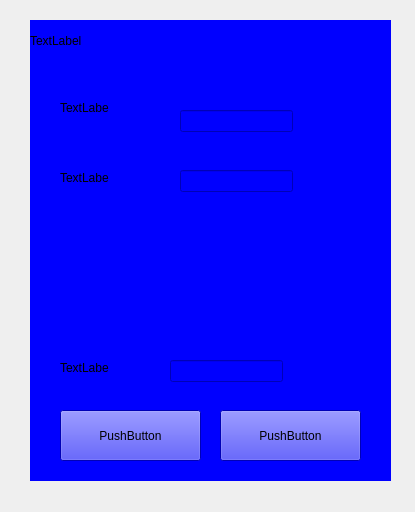
Above: files_ui/login_screen.ui from WendelBarata/Login-Screen before the change. Below: the same form after it.
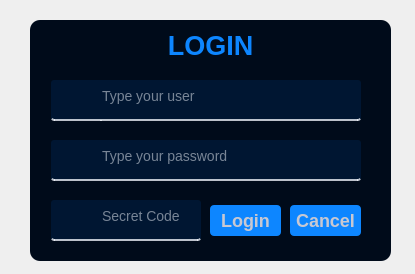
That is the form after the change. Icons and pictures are not drawn.

```diff
--- a/files_ui/login_screen.ui
+++ b/files_ui/login_screen.ui
@@ -7,7 +7,7 @@
     <x>0</x>
     <y>0</y>
     <width>415</width>
-    <height>512</height>
+    <height>274</height>
    </rect>
   </property>
   <property name="windowTitle">
@@ -20,120 +20,273 @@
       <x>30</x>
       <y>20</y>
       <width>361</width>
-      <height>461</height>
+      <height>241</height>
      </rect>
     </property>
     <property name="styleSheet">
-     <string notr="true">background:  blue
-</string>
+     <string notr="true">QWidget#widget {
+background: rgb(0, 11, 26);
+border-radius: 10px;
+}</string>
     </property>
     <widget class="QPushButton" name="btnLogin">
      <property name="geometry">
       <rect>
-       <x>30</x>
-       <y>390</y>
-       <width>141</width>
-       <height>51</height>
+       <x>180</x>
+       <y>185</y>
+       <width>71</width>
+       <height>31</height>
       </rect>
      </property>
+     <property name="font">
+      <font>
+       <pointsize>-1</pointsize>
+       <bold>true</bold>
+      </font>
+     </property>
+     <property name="cursor">
+      <cursorShape>PointingHandCursor</cursorShape>
+     </property>
+     <property name="styleSheet">
+      <string notr="true">background: rgb(13, 134, 255);
+border: none; 
+color: rgb(200, 200, 210);
+font-size: 18px; 
+border-radius: 4px;
+</string>
+     </property>
      <property name="text">
-      <string>PushButton</string>
+      <string>Login</string>
      </property>
     </widget>
     <widget class="QPushButton" name="btnCancel">
      <property name="geometry">
       <rect>
-       <x>190</x>
-       <y>390</y>
-       <width>141</width>
-       <height>51</height>
+       <x>260</x>
+       <y>185</y>
+       <width>71</width>
+       <height>31</height>
       </rect>
      </property>
+     <property name="font">
+      <font>
+       <pointsize>-1</pointsize>
+       <bold>true</bold>
+      </font>
+     </property>
+     <property name="cursor">
+      <cursorShape>PointingHandCursor</cursorShape>
+     </property>
+     <property name="styleSheet">
+      <string notr="true">background: rgb(13, 134, 255);
+border: none; 
+color: rgb(200, 200, 210);
+font-size: 18px; 
+border-radius: 4px;
+</string>
+     </property>
      <property name="text">
-      <string>PushButton</string>
+      <string>Cancel</string>
      </property>
     </widget>
     <widget class="QLabel" name="lbTitle">
      <property name="geometry">
       <rect>
        <x>0</x>
-       <y>0</y>
+       <y>10</y>
        <width>361</width>
        <height>41</height>
       </rect>
      </property>
+     <property name="font">
+      <font>
+       <pointsize>20</pointsize>
+       <bold>true</bold>
+      </font>
+     </property>
+     <property name="styleSheet">
+      <string notr="true">color: rgb(13, 134, 255);
+</string>
+     </property>
      <property name="text">
-      <string>TextLabel</string>
+      <string>LOGIN</string>
+     </property>
+     <property name="alignment">
+      <set>Qt::AlignmentFlag::AlignHCenter|Qt::AlignmentFlag::AlignTop</set>
      </property>
     </widget>
     <widget class="QLabel" name="lbName">
      <property name="geometry">
       <rect>
-       <x>30</x>
-       <y>80</y>
-       <width>49</width>
-       <height>16</height>
+       <x>21</x>
+       <y>60</y>
+       <width>51</width>
+       <height>41</height>
       </rect>
      </property>
+     <property name="styleSheet">
+      <string notr="true">QLabel#lbName {
+	image: url(:/icons_app/user_icon.png);
+    border: none;
+    border-top-left-radius: 3px;
+    border-bottom-left-radius: 3px;
+    border-bottom: 2px solid rgba(240, 244, 250, 200);
+    padding-bottom: 7px;
+    background: rgb(0, 22, 50);
+}</string>
+     </property>
      <property name="text">
-      <string>TextLabel</string>
+      <string/>
      </property>
     </widget>
     <widget class="QLabel" name="lbPassword">
      <property name="geometry">
       <rect>
-       <x>30</x>
-       <y>150</y>
+       <x>21</x>
+       <y>120</y>
        <width>49</width>
-       <height>16</height>
+       <height>41</height>
       </rect>
      </property>
+     <property name="styleSheet">
+      <string notr="true">QLabel#lbPassword {
+    image: url(:/icons_app/password_icon.png);
+    border: none;
+    border-top-left-radius: 3px;
+    border-bottom-left-radius: 3px;
+    border-bottom: 2px solid rgba(240, 244, 250, 200);
+    padding-bottom: 7px;
+    background: rgb(0, 22, 50);
+}</string>
+     </property>
      <property name="text">
-      <string>TextLabel</string>
+      <string/>
      </property>
     </widget>
     <widget class="QLabel" name="lbSecretCode">
      <property name="geometry">
       <rect>
-       <x>30</x>
-       <y>340</y>
+       <x>21</x>
+       <y>180</y>
        <width>49</width>
-       <height>16</height>
+       <height>41</height>
       </rect>
      </property>
+     <property name="styleSheet">
+      <string notr="true">QLabel#lbSecretCode {
+    image: url(:/icons_app/secretcode_icon.png);
+    border: none;
+    border-top-left-radius: 3px;
+    border-bottom-left-radius: 3px;
+    border-bottom: 2px solid rgba(240, 244, 250, 200);
+    padding-bottom: 7px;
+    background: rgb(0, 22, 50);
+}</string>
+     </property>
      <property name="text">
-      <string>TextLabel</string>
+      <string/>
      </property>
     </widget>
     <widget class="QLineEdit" name="leName">
      <property name="geometry">
       <rect>
-       <x>150</x>
-       <y>90</y>
-       <width>113</width>
-       <height>22</height>
+       <x>70</x>
+       <y>60</y>
+       <width>261</width>
+       <height>41</height>
       </rect>
      </property>
+     <property name="font">
+      <font>
+       <pointsize>-1</pointsize>
+      </font>
+     </property>
+     <property name="styleSheet">
+      <string notr="true">QLineEdit#leName {
+    border: none;
+    border-top-right-radius: 3px;
+    border-bottom-right-radius: 3px;
+    border-bottom: 2px solid rgba(240, 244, 250, 200);
+    font-size: 14px;
+    color: rgb(240, 244, 250);
+    padding-bottom: 7px;
+    background: rgb(0, 22, 50);
+}
+
+QLineEdit#leName:focus {
+    border-color: rgb(13, 134, 255);
+}
+</string>
+     </property>
+     <property name="placeholderText">
+      <string>Type your user</string>
+     </property>
     </widget>
     <widget class="QLineEdit" name="lePassword">
      <property name="geometry">
       <rect>
-       <x>150</x>
-       <y>150</y>
-       <width>113</width>
-       <height>22</height>
+       <x>70</x>
+       <y>120</y>
+       <width>261</width>
+       <height>41</height>
       </rect>
      </property>
+     <property name="styleSheet">
+      <string notr="true">QLineEdit#lePassword {
+    border: none;
+    border-top-right-radius: 3px;
+    border-bottom-right-radius: 3px;
+    border-bottom: 2px solid rgba(240, 244, 250, 200);
+    font-size: 14px;
+    color: rgb(240, 244, 250);
+    padding-bottom: 7px;
+    background: rgb(0, 22, 50);
+}
+
+QLineEdit#lePassword:focus {
+    border-color: rgb(13, 134, 255);
+}
+</string>
+     </property>
+     <property name="echoMode">
+      <enum>QLineEdit::EchoMode::Password</enum>
+     </property>
+     <property name="placeholderText">
+      <string>Type your password</string>
+     </property>
     </widget>
     <widget class="QLineEdit" name="leSecretCode">
      <property name="geometry">
       <rect>
-       <x>140</x>
-       <y>340</y>
-       <width>113</width>
-       <height>22</height>
+       <x>70</x>
+       <y>180</y>
+       <width>101</width>
+       <height>41</height>
       </rect>
      </property>
+     <property name="styleSheet">
+      <string notr="true">QLineEdit#leSecretCode {
+    border: none;
+    border-top-right-radius: 3px;
+    border-bottom-right-radius: 3px;
+    border-bottom: 2px solid rgba(240, 244, 250, 200);
+    font-size: 14px;
+    color: rgb(240, 244, 250);
+    padding-bottom: 7px;
+    background: rgb(0, 22, 50);
+}
+
+QLineEdit#leSecretCode:focus {
+    border-color: rgb(13, 134, 255);
+}
+</string>
+     </property>
+     <property name="echoMode">
+      <enum>QLineEdit::EchoMode::Password</enum>
+     </property>
+     <property name="placeholderText">
+      <string>Secret Code</string>
+     </property>
     </widget>
    </widget>
   </widget>
```
Left out of the diff: 4 changed lines with no effect on the pictures.
